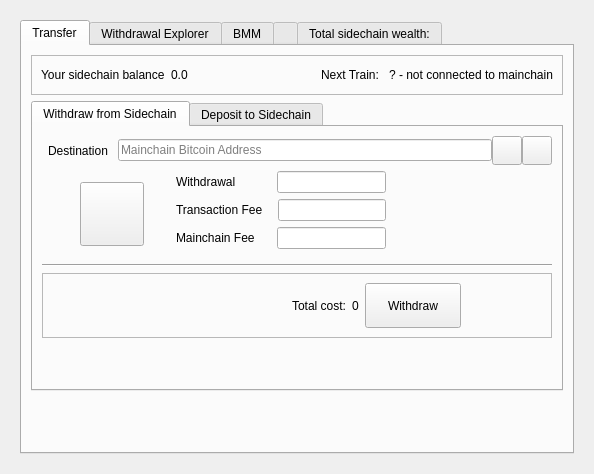
This is src/qt/forms/sidechainpage.ui in skydogenet/sidechains as Qt 5 draws it before an edit. The edited form follows.
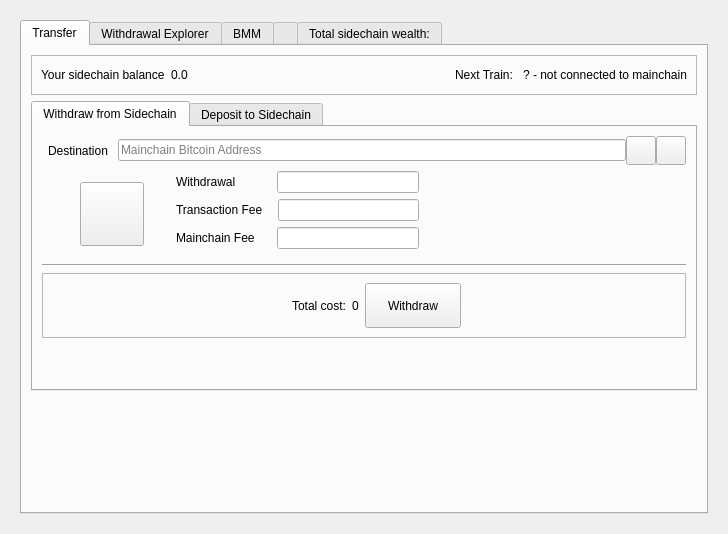
This is the edited form. Icons and pictures are not drawn. Custom widgets are drawn as their Qt base class.

Commit message: Overhaul conf generator dialog

```diff
--- a/src/qt/forms/sidechainpage.ui
+++ b/src/qt/forms/sidechainpage.ui
@@ -6,8 +6,8 @@
    <rect>
     <x>0</x>
     <y>0</y>
-    <width>594</width>
-    <height>474</height>
+    <width>728</width>
+    <height>534</height>
    </rect>
   </property>
   <property name="sizePolicy">
```
The commit also changes 1 other file.
